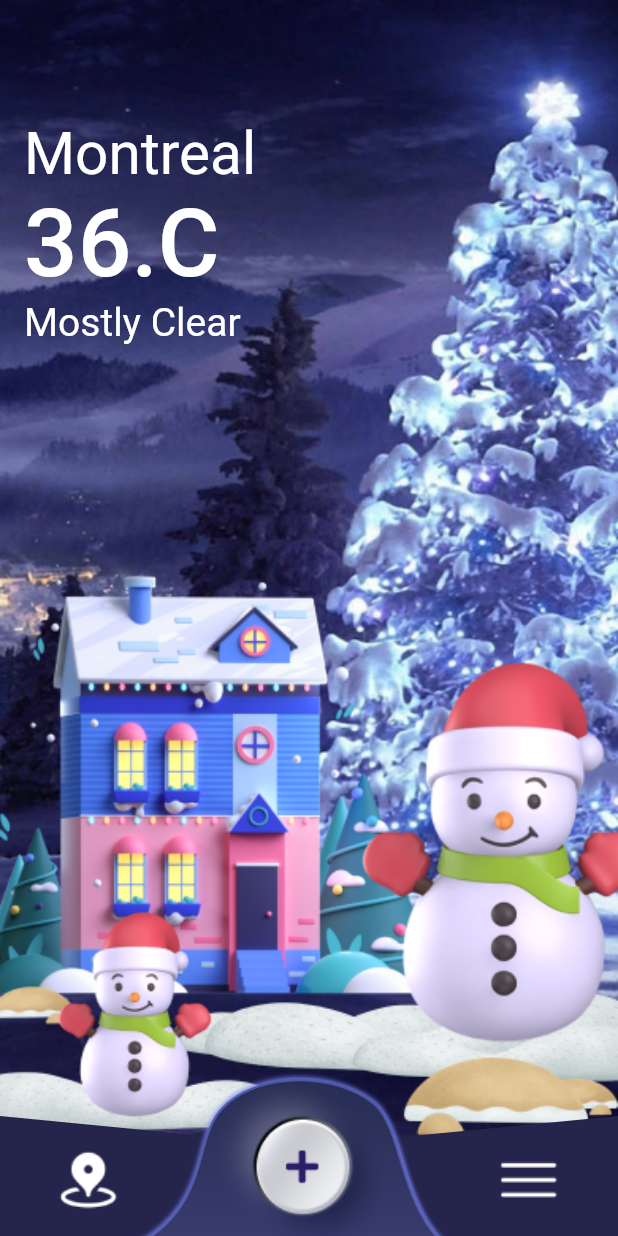
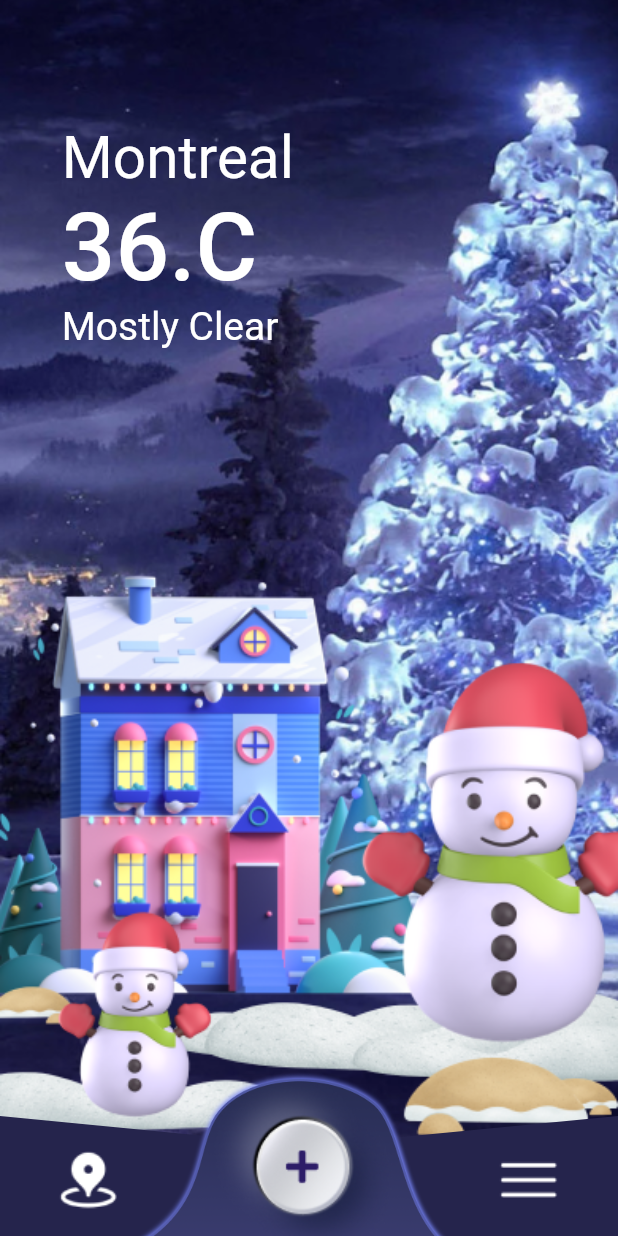
Before and after one commit to ukantjadia/WeatherSpace-App, a Flutter app: the screen it shows after launch, on a phone screen of 412 x 824 dp. Run offline on Flutter 3.47's test engine with Material 2 defaults, Android fonts, the light colour scheme and no system bars; our stand-ins replace flutter_svg, flutter_svg_provider, velocity_x.

Commit message:
added light and dark theme

```diff
--- /dev/null
+++ b/lib/consts/theme/light_theme.dart
@@ -0,0 +1,5 @@
+import 'package:flutter/material.dart';
+
+ThemeData lightTheme =ThemeData(
+  brightness:  Brightness.light
+);
--- a/lib/main.dart
+++ b/lib/main.dart
@@ -1,5 +1,8 @@
 import 'package:flutter/material.dart';
 import 'package:weather_space/views/home_page/home_page.dart';
+
+import 'consts/theme/dark_theme.dart';
+import 'consts/theme/light_theme.dart';
 
 void main() {
   runApp(const MyApp());
@@ -12,6 +15,7 @@ class MyApp extends StatelessWidget {
   Widget build(BuildContext context) {
     return MaterialApp(
       title: 'Flutter Demo',
+      theme: lightTheme,
       home: homePage()
     );
   }
--- a/lib/views/home_page/home_page.dart
+++ b/lib/views/home_page/home_page.dart
@@ -4,6 +4,7 @@ import 'package:weather_space/consts/urls_assets/url_assets.dart';
 // import 'package:flutter_svg/flutter_svg.dart';
 
 import '../../components/widgets/nav_bar.dart';
+import '../../consts/regular.dart';
 
 class homePage extends StatelessWidget {
   // homePage({super.key});
@@ -61,7 +62,7 @@ class homePage extends StatelessWidget {
               ),
             ],
           ),
-        ).pOnly(top:80,left:16),
+        ).pOnly(top:context.percentHeight*10,left:context.percentWidth * 10),
       ]),
     ));
   }
```
Also changed, not shown: lib/consts/regular.dart (added, +10 -0 lines), lib/consts/theme/dark_theme.dart (added, +15 -0 lines).
